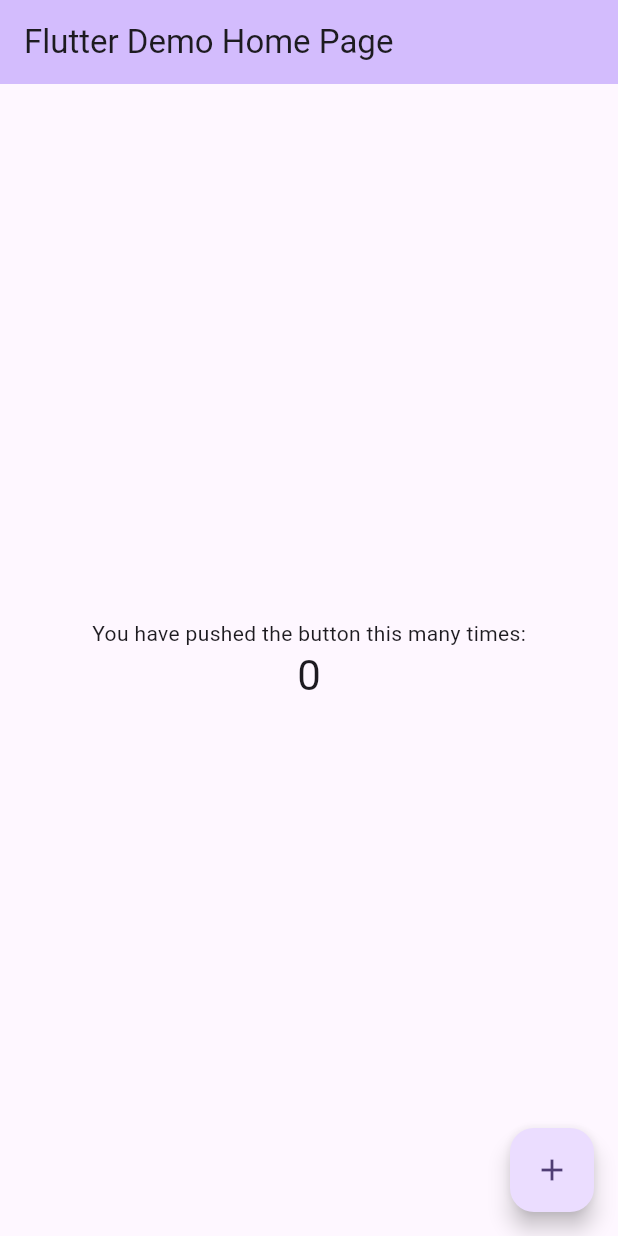
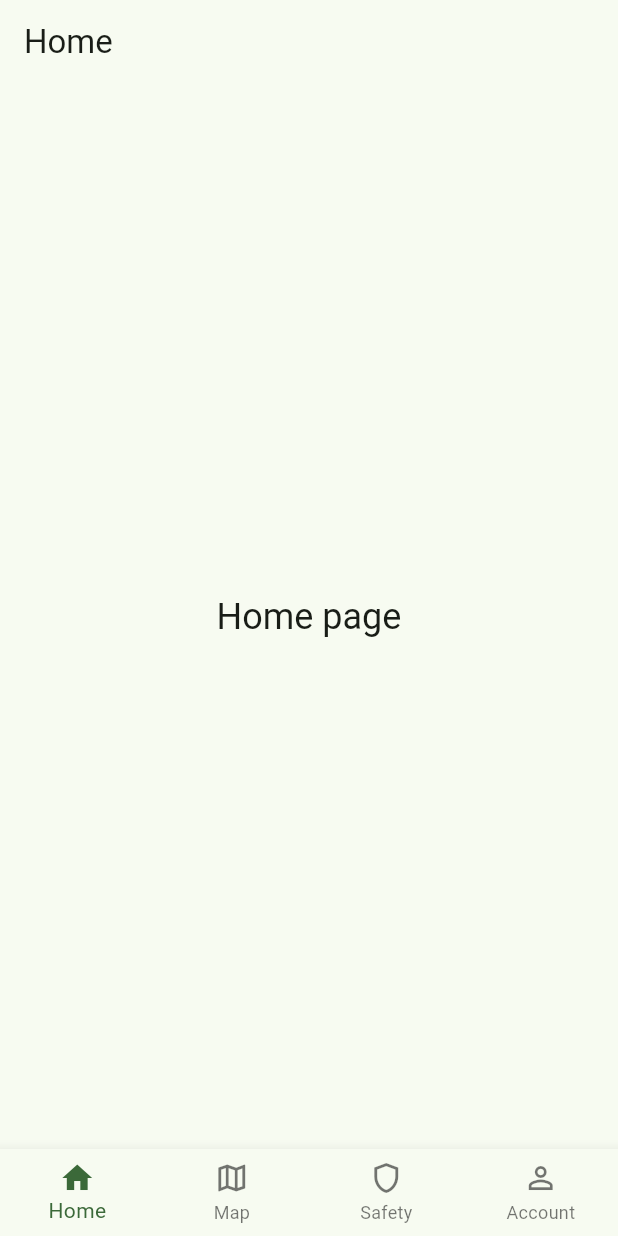
Before and after one commit to easrindahl/No-Sharps-Project, a Flutter app: the screen it shows after launch, on a phone screen of 412 x 824 dp. Run offline on Flutter 3.47's test engine with Material 3 defaults, Android fonts, the phone set to English and light mode, and no system bars.

Commit message:
App skeleton with nav bar and empty pages

```diff
--- a/lib/main.dart
+++ b/lib/main.dart
@@ -1,4 +1,5 @@
 import 'package:flutter/material.dart';
+import 'navigation_shell.dart';
 
 void main() {
   runApp(const MyApp());
@@ -7,116 +8,14 @@ void main() {
 class MyApp extends StatelessWidget {
   const MyApp({super.key});
 
-  // This widget is the root of your application.
   @override
   Widget build(BuildContext context) {
     return MaterialApp(
-      title: 'Flutter Demo',
+      title: 'No Sharps',
       theme: ThemeData(
-        // This is the theme of your application.
-        //
-        // TRY THIS: Try running your application with "flutter run". You'll see
-        // the application has a purple toolbar. Then, without quitting the app,
-        // try changing the seedColor in the colorScheme below to Colors.green
-        // and then invoke "hot reload" (save your changes or press the "hot
-        // reload" button in a Flutter-supported IDE, or press "r" if you used
-        // the command line to start the app).
-        //
-        // Notice that the counter didn't reset back to zero; the application
-        // state is not lost during the reload. To reset the state, use hot
-        // restart instead.
-        //
-        // This works for code too, not just values: Most code changes can be
-        // tested with just a hot reload.
-        colorScheme: .fromSeed(seedColor: Colors.deepPurple),
+        colorScheme: ColorScheme.fromSeed(seedColor: Colors.green),
       ),
-      home: const MyHomePage(title: 'Flutter Demo Home Page'),
+      home: const NavigationShell(),
     );
   }
 }
-
-class MyHomePage extends StatefulWidget {
-  const MyHomePage({super.key, required this.title});
-
-  // This widget is the home page of your application. It is stateful, meaning
-  // that it has a State object (defined below) that contains fields that affect
-  // how it looks.
-
-  // This class is the configuration for the state. It holds the values (in this
-  // case the title) provided by the parent (in this case the App widget) and
-  // used by the build method of the State. Fields in a Widget subclass are
-  // always marked "final".
-
-  final String title;
-
-  @override
-  State<MyHomePage> createState() => _MyHomePageState();
-}
-
-class _MyHomePageState extends State<MyHomePage> {
-  int _counter = 0;
-
-  void _incrementCounter() {
-    setState(() {
-      // This call to setState tells the Flutter framework that something has
-      // changed in this State, which causes it to rerun the build method below
-      // so that the display can reflect the updated values. If we changed
-      // _counter without calling setState(), then the build method would not be
-      // called again, and so nothing would appear to happen.
-      _counter++;
-    });
-  }
-
-  @override
-  Widget build(BuildContext context) {
-    // This method is rerun every time setState is called, for instance as done
-    // by the _incrementCounter method above.
-    //
-    // The Flutter framework has been optimized to make rerunning build methods
-    // fast, so that you can just rebuild anything that needs updating rather
-    // than having to individually change instances of widgets.
-    return Scaffold(
-      appBar: AppBar(
-        // TRY THIS: Try changing the color here to a specific color (to
-        // Colors.amber, perhaps?) and trigger a hot reload to see the AppBar
-        // change color while the other colors stay the same.
-        backgroundColor: Theme.of(context).colorScheme.inversePrimary,
-        // Here we take the value from the MyHomePage object that was created by
-        // the App.build method, and use it to set our appbar title.
-        title: Text(widget.title),
-      ),
-      body: Center(
-        // Center is a layout widget. It takes a single child and positions it
-        // in the middle of the parent.
-        child: Column(
-          // Column is also a layout widget. It takes a list of children and
-          // arranges them vertically. By default, it sizes itself to fit its
-          // children horizontally, and tries to be as tall as its parent.
-          //
-          // Column has various properties to control how it sizes itself and
-          // how it positions its children. Here we use mainAxisAlignment to
-          // center the children vertically; the main axis here is the vertical
-          // axis because Columns are vertical (the cross axis would be
-          // horizontal).
-          //
-          // TRY THIS: Invoke "debug painting" (choose the "Toggle Debug Paint"
-          // action in the IDE, or press "p" in the console), to see the
-          // wireframe for each widget.
-          mainAxisAlignment: .center,
-          children: [
-            const Text('You have pushed the button this many times:'),
-            Text(
-              '$_counter',
-              style: Theme.of(context).textTheme.headlineMedium,
-            ),
-          ],
-        ),
-      ),
-      floatingActionButton: FloatingActionButton(
-        onPressed: _incrementCounter,
-        tooltip: 'Increment',
-        child: const Icon(Icons.add),
-      ),
-    );
-  }
-}
--- /dev/null
+++ b/lib/navigation_shell.dart
@@ -0,0 +1,61 @@
+import 'package:flutter/material.dart';
+import 'views/account_view.dart';
+import 'views/home_view.dart';
+import 'views/map_view.dart';
+import 'views/safety_view.dart';
+
+class NavigationShell extends StatefulWidget {
+	const NavigationShell({super.key});
+
+	@override
+	State<NavigationShell> createState() => _NavigationShellState();
+}
+
+class _NavigationShellState extends State<NavigationShell> {
+	int _selectedIndex = 0;
+
+	static const List<Widget> _pages = [
+		HomeView(),
+		MapView(),
+		SafetyView(),
+		AccountView(),
+	];
+
+	@override
+	Widget build(BuildContext context) {
+		return Scaffold(
+			body: _pages[_selectedIndex],
+			bottomNavigationBar: BottomNavigationBar(
+				currentIndex: _selectedIndex,
+				type: BottomNavigationBarType.fixed,
+				onTap: (index) {
+					setState(() {
+						_selectedIndex = index;
+					});
+				},
+				items: const [
+					BottomNavigationBarItem(
+						icon: Icon(Icons.home_outlined),
+						activeIcon: Icon(Icons.home),
+						label: 'Home',
+					),
+					BottomNavigationBarItem(
+						icon: Icon(Icons.map_outlined),
+						activeIcon: Icon(Icons.map),
+						label: 'Map',
+					),
+					BottomNavigationBarItem(
+						icon: Icon(Icons.shield_outlined),
+						activeIcon: Icon(Icons.shield),
+						label: 'Safety',
+					),
+					BottomNavigationBarItem(
+						icon: Icon(Icons.person_outline),
+						activeIcon: Icon(Icons.person),
+						label: 'Account',
+					),
+				],
+			),
+		);
+	}
+}
--- /dev/null
+++ b/lib/views/home_view.dart
@@ -0,0 +1,18 @@
+import 'package:flutter/material.dart';
+
+class HomeView extends StatelessWidget {
+  const HomeView({super.key});
+
+  @override
+  Widget build(BuildContext context) {
+    return Scaffold(
+      appBar: AppBar(title: const Text('Home')),
+      body: Center(
+        child: Text(
+          'Home page',
+          style: Theme.of(context).textTheme.headlineSmall,
+        ),
+      ),
+    );
+  }
+}
```
Also changed, not shown: lib/views/account_view.dart (added, +18 -0 lines), lib/views/map_view.dart (added, +18 -0 lines), lib/views/safety_view.dart (added, +18 -0 lines), pubspec.lock.
